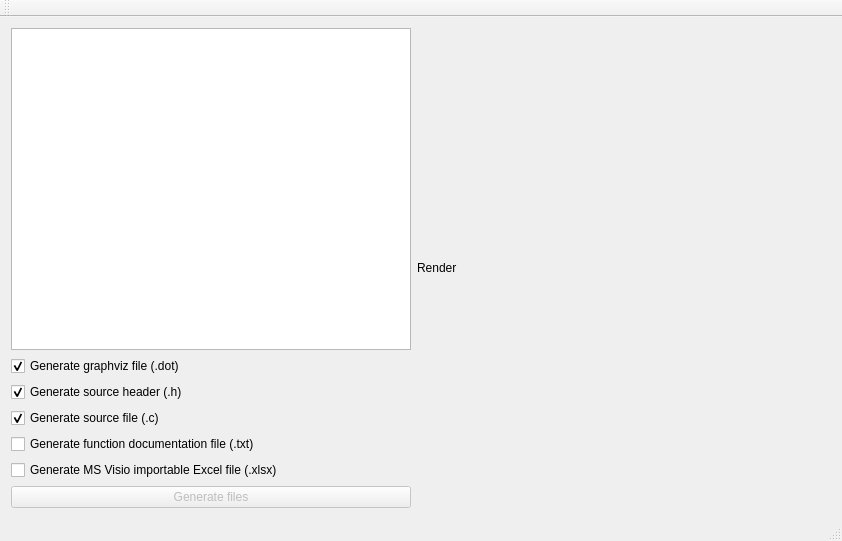
Before: the Qt Designer form Generator/src/app/mainwindow.ui in AdriZ/az-statemachine, drawn with Qt 5.
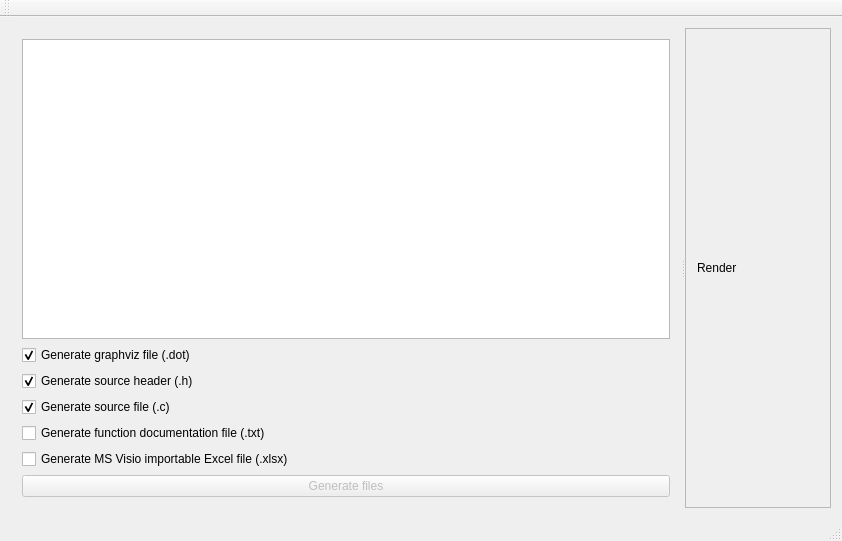
After: the same form once the commit is applied. Custom widgets are drawn as their Qt base class.

Commit message: Try a better GUI with scrollbar on the png and use of QSplitters

What changed in the file:
```diff
--- a/Generator/src/app/mainwindow.ui
+++ b/Generator/src/app/mainwindow.ui
@@ -22,22 +22,14 @@
   <widget class="QWidget" name="centralWidget">
    <layout class="QGridLayout" name="gridLayout">
     <item row="0" column="0">
+     <widget class="QSplitter" name="splitter">
+      <property name="orientation">
+       <enum>Qt::Horizontal</enum>
+      </property>
+      <widget class="QWidget" name="layoutWidget">
      <layout class="QVBoxLayout" name="verticalLayout_2">
       <item>
-       <widget class="QPlainTextEdit" name="txt_zone">
-        <property name="sizePolicy">
-         <sizepolicy hsizetype="Preferred" vsizetype="Expanding">
-          <horstretch>0</horstretch>
-          <verstretch>0</verstretch>
-         </sizepolicy>
-        </property>
-        <property name="minimumSize">
-         <size>
-          <width>400</width>
-          <height>300</height>
-         </size>
-        </property>
-       </widget>
+         <widget class="QPlainTextEdit" name="txt_zone"/>
       </item>
       <item>
        <layout class="QVBoxLayout" name="verticalLayout">
@@ -113,15 +105,23 @@
        </layout>
       </item>
      </layout>
-    </item>
-    <item row="0" column="1">
-     <widget class="AutoscaledPix" name="render">
-      <property name="sizePolicy">
-       <sizepolicy hsizetype="Expanding" vsizetype="Expanding">
-        <horstretch>0</horstretch>
-        <verstretch>0</verstretch>
-       </sizepolicy>
-      </property>
+      </widget>
+      <widget class="QScrollArea" name="scrollArea">
+       <property name="widgetResizable">
+        <bool>true</bool>
+       </property>
+       <widget class="QWidget" name="scrollAreaWidgetContents_2">
+        <property name="geometry">
+         <rect>
+          <x>0</x>
+          <y>0</y>
+          <width>496</width>
+          <height>453</height>
+         </rect>
+        </property>
+        <layout class="QGridLayout" name="gridLayout_2">
+         <item row="0" column="0">
+          <widget class="QLabel" name="render">
       <property name="text">
        <string>Render</string>
       </property>
@@ -129,6 +129,11 @@
     </item>
    </layout>
   </widget>
+      </widget>
+     </widget>
+    </item>
+   </layout>
+  </widget>
   <widget class="QMenuBar" name="menuBar">
    <property name="geometry">
     <rect>
@@ -150,13 +155,6 @@
   <widget class="QStatusBar" name="statusBar"/>
  </widget>
  <layoutdefault spacing="6" margin="11"/>
- <customwidgets>
-  <customwidget>
-   <class>AutoscaledPix</class>
-   <extends>QLabel</extends>
-   <header>autoscaled_pix.h</header>
-  </customwidget>
- </customwidgets>
  <resources/>
  <connections/>
 </ui>
```
Lines whose indentation alone changed are shown as unchanged. The commit also changes 1 other file.
